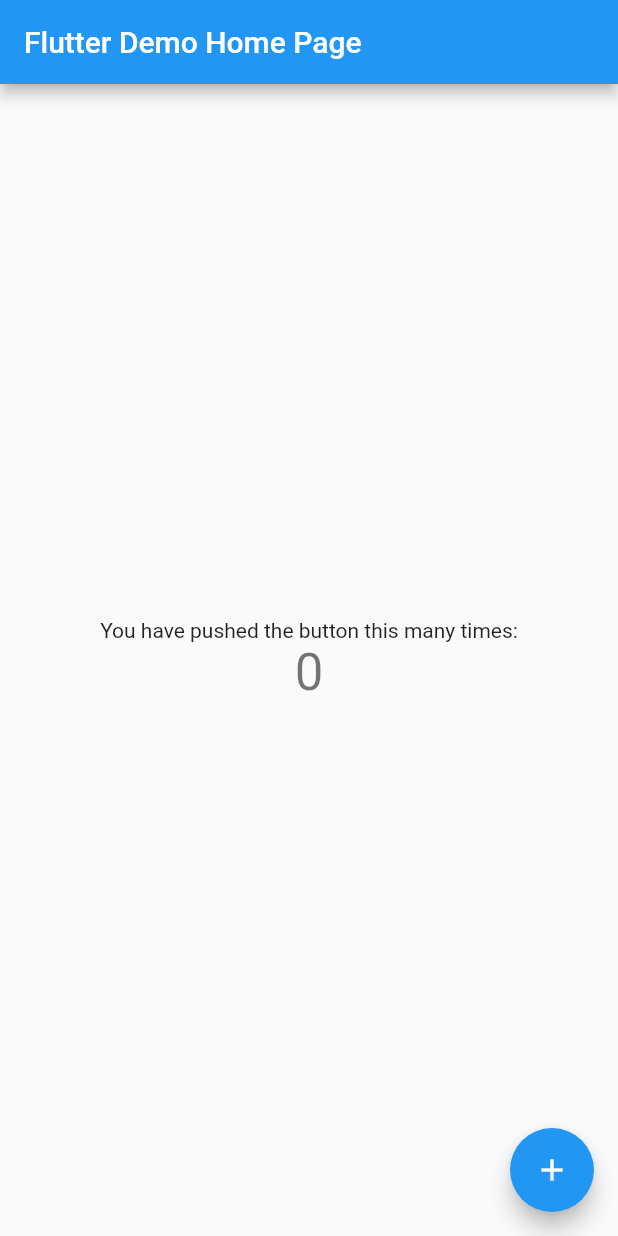
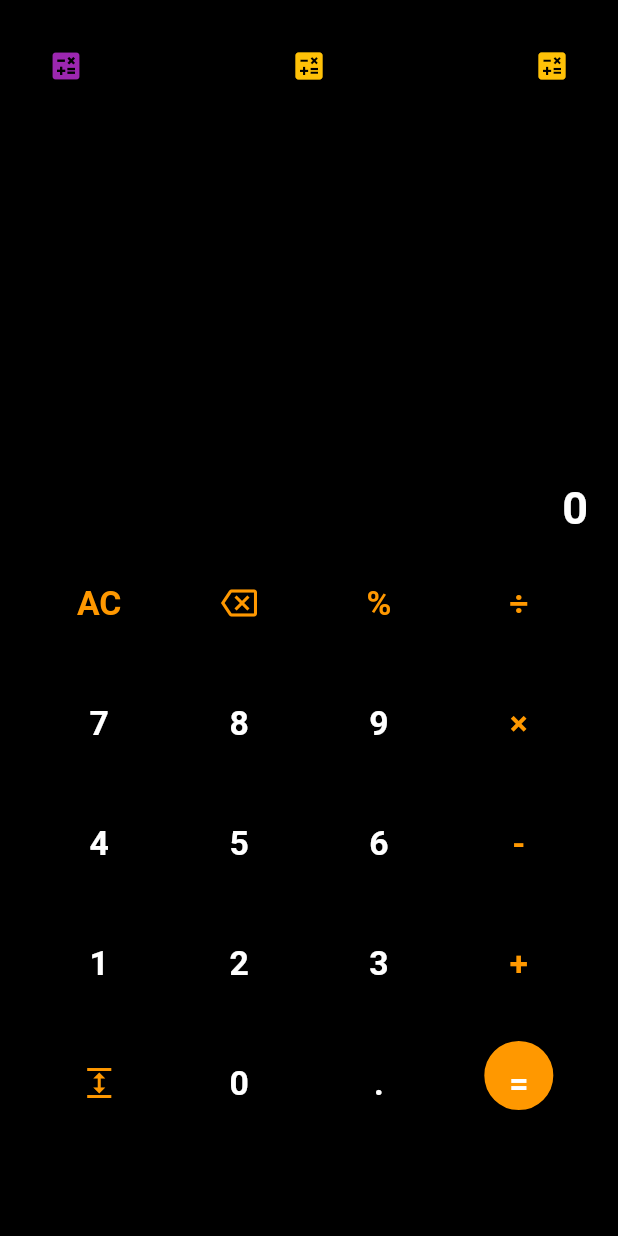
Before and after one commit to premkhandelwal/MathsIsFun, a Flutter app: the screen it shows after launch, on a phone screen of 412 x 824 dp. Run offline on Flutter 3.47's test engine with Material 2 defaults, Android fonts, the phone set to English and light mode, and no system bars; our stand-ins replace math_expressions.

Commit message:
Implemented basic functions of calculator

```diff
--- /dev/null
+++ b/maths_is_fun/lib/calculator.dart
@@ -0,0 +1,157 @@
+import 'package:flutter/material.dart';
+import 'package:math_expressions/math_expressions.dart';
+
+class Calculator extends StatefulWidget {
+  @override
+  _CalculatorState createState() => _CalculatorState();
+}
+
+extension strToInt on String {
+  int toInt() => double.parse(this).toInt();
+}
+
+class _CalculatorState extends State<Calculator> {
+  String displayedVal = "0";
+  bool operPressed = false;
+  Map<dynamic, dynamic> values = {
+    Text("AC"): Colors.orange,
+    Icon(
+      Icons.backspace_outlined,
+      color: Colors.orange,
+    ): Colors.orange,
+    Text(
+      "%",
+    ): Colors.orange,
+    Text("÷"): Colors.orange,
+    Text("7"): Colors.white,
+    Text("8"): Colors.white,
+    Text("9"): Colors.white,
+    Text("×"): Colors.orange,
+    Text("4"): Colors.white,
+    Text("5"): Colors.white,
+    Text("6"): Colors.white,
+    Text("-"): Colors.orange,
+    Text("1"): Colors.white,
+    Text("2"): Colors.white,
+    Text("3"): Colors.white,
+    Text("+"): Colors.orange,
+    Icon(
+      Icons.expand,
+      color: Colors.orange,
+    ): Colors.orange,
+    Text("0"): Colors.white,
+    Text("."): Colors.white,
+    Text("="): Colors.white,
+  };
+  @override
+  Widget build(BuildContext context) {
+
+    var size = MediaQuery.of(context).size;
+    final double itemHeight = (size.height - kToolbarHeight - 24) * 0.5;
+    final double itemWidth = size.width / 2;
+    if (displayedVal.endsWith(".0")) {
+      displayedVal = displayedVal.toInt().toString();
+    }
+    return Column(
+      children: [
+        Container(
+          child: Align(
+            alignment: Alignment.bottomRight,
+            child: Text(
+              "$displayedVal",
+              textAlign: TextAlign.right,
+              style: TextStyle(
+                fontWeight: FontWeight.bold,
+                fontSize: 30,
+                color: Colors.white,
+              ),
+            ),
+          ),
+        ),
+        Divider(
+          thickness: 5,
+          // color: Colors.white,
+        ),
+        Container(
+            height: itemHeight + 60,
+            alignment: Alignment.bottomCenter,
+            child: GridView.builder(
+              // shrinkWrap: true,
+              itemCount: values.length,
+
+              gridDelegate: SliverGridDelegateWithFixedCrossAxisCount(
+                crossAxisCount: 4,
+                mainAxisExtent: 50,
+                mainAxisSpacing: 30,
+                crossAxisSpacing: 1.0,
+              ),
+              itemBuilder: (BuildContext context, int index) {
+                return ListTile(
+                  tileColor:
+                      index == values.length - 1 ? Colors.orange : Colors.black,
+                  // horizontalTitleGap: 3,
+
+                  shape: CircleBorder(
+                      side: BorderSide(
+                    width: 2,
+                  )),
+
+                  title: DefaultTextStyle(
+                      textAlign: TextAlign.center,
+                      style: TextStyle(
+                        color: values.values.toList()[index],
+                        fontWeight: FontWeight.bold,
+                        fontSize: 22.5,
+                      ),
+                      child: values.keys.toList()[index]),
+                  /* Text(
+                    "${values.keys.toList()[index]}",
+                    style: TextStyle(
+                        color: values.values.toList()[index],
+                        fontWeight: FontWeight.bold,
+                        fontSize: 22.5), */
+                  // textAlign: TextAlign.center,
+
+                  onTap: () {
+                    setState(() {
+                      if (displayedVal == "0") {
+                        displayedVal = "";
+                      }
+                      dynamic tappedVal = values.keys.toList()[index];
+                      if (tappedVal.runtimeType == Icon) {
+                        if(index == 1){
+                        displayedVal =
+                            displayedVal.replaceAll(RegExp(r'.$'), "");
+
+                        }else{
+
+                        }
+                      } else if (tappedVal.data == "=") {
+                        Parser p = new Parser();
+                        String calcVal =
+                            displayedVal.replaceAll(RegExp(r'÷'), '/');
+                        calcVal = calcVal.replaceAll(RegExp(r'×'), '*');
+
+                        Expression exp = p.parse(calcVal);
+
+                        String result =
+                            exp.evaluate(EvaluationType.REAL, null).toString();
+
+                        displayedVal = result;
+                      } else if (tappedVal.data == "AC") {
+                        displayedVal = "0";
+                      } else if (tappedVal.data == "%") {
+                        displayedVal =
+                            (double.parse(displayedVal) / 100).toString();
+                      } else {
+                        displayedVal += values.keys.toList()[index].data;
+                      }
+                    });
+                  },
+                );
+              },
+            )),
+      ],
+    );
+  }
+}
--- /dev/null
+++ b/maths_is_fun/lib/homepage.dart
@@ -0,0 +1,84 @@
+import 'package:flutter/material.dart';
+import 'package:maths_is_fun/calculator.dart';
+
+class HomePage extends StatefulWidget {
+  HomePage({Key key, this.title}) : super(key: key);
+  final String title;
+
+  @override
+  _HomePageState createState() => _HomePageState();
+}
+
+class _HomePageState extends State<HomePage> {
+  FocusNode first = new FocusNode();
+  FocusNode second = new FocusNode();
+  FocusNode third = new FocusNode();
+
+  @override
+  void initState() {
+    super.initState();
+  }
+
+  @override
+  Widget build(BuildContext context) {
+    FocusScope.of(context).requestFocus(first);
+    return Scaffold(
+      body: Container(
+        padding: EdgeInsets.all(20),
+        child: Column(
+            mainAxisAlignment: MainAxisAlignment.spaceBetween,
+            children: [
+              Row(
+                  mainAxisAlignment: MainAxisAlignment.spaceBetween,
+                  children: [
+                    IconButton(
+                      autofocus: true,
+                      onPressed: () {
+                        setState(() {
+                          FocusScope.of(context).requestFocus(first);
+                        });
+                      },
+                      focusNode: first,
+                      icon: Icon(
+                        Icons.calculate,
+                        color: first.hasFocus ? Colors.purple : Colors.amber,
+                      ),
+                      splashRadius: 0.1,
+                    ),
+                    IconButton(
+                      // splashColor: Colors.transparent,
+                      focusNode: second,
+                      // focusColor: Colors.transparent,
+                      // hoverColor: Colors.transparent,
+                      splashRadius: 0.1,
+
+                      onPressed: () {
+                        setState(() {
+                          FocusScope.of(context).requestFocus(second);
+                        });
+                      },
+                      icon: Icon(
+                        Icons.calculate,
+                        color: second.hasFocus ? Colors.purple : Colors.amber,
+                      ),
+                    ),
+                    IconButton(
+                      focusNode: third,
+                      onPressed: () {
+                        setState(() {
+                          FocusScope.of(context).requestFocus(third);
+                        });
+                      },
+                      icon: Icon(
+                        Icons.calculate,
+                        color: third.hasFocus ? Colors.purple : Colors.amber,
+                      ),
+                      splashRadius: 0.1,
+                    ),
+                  ]),
+              first.hasFocus ? Calculator() : Container()
+            ]),
+      ),
+    );
+  }
+}
--- a/maths_is_fun/lib/main.dart
+++ b/maths_is_fun/lib/main.dart
@@ -1,113 +1,21 @@
 import 'package:flutter/material.dart';
+import 'package:maths_is_fun/homePage.dart';
 
 void main() {
   runApp(MyApp());
 }
 
 class MyApp extends StatelessWidget {
-  // This widget is the root of your application.
   @override
   Widget build(BuildContext context) {
     return MaterialApp(
       title: 'Flutter Demo',
-      theme: ThemeData(
-        // This is the theme of your application.
-        //
-        // Try running your application with "flutter run". You'll see the
-        // application has a blue toolbar. Then, without quitting the app, try
-        // changing the primarySwatch below to Colors.green and then invoke
-        // "hot reload" (press "r" in the console where you ran "flutter run",
-        // or simply save your changes to "hot reload" in a Flutter IDE).
-        // Notice that the counter didn't reset back to zero; the application
-        // is not restarted.
+        theme: ThemeData(
+
+          canvasColor: Colors.black,
         primarySwatch: Colors.blue,
       ),
-      home: MyHomePage(title: 'Flutter Demo Home Page'),
+      home: HomePage(title: 'Flutter Demo Home Page'),
     );
   }
 }
-
-class MyHomePage extends StatefulWidget {
-  MyHomePage({Key key, this.title}) : super(key: key);
-
-  // This widget is the home page of your application. It is stateful, meaning
-  // that it has a State object (defined below) that contains fields that affect
-  // how it looks.
-
-  // This class is the configuration for the state. It holds the values (in this
-  // case the title) provided by the parent (in this case the App widget) and
-  // used by the build method of the State. Fields in a Widget subclass are
-  // always marked "final".
-
-  final String title;
-
-  @override
-  _MyHomePageState createState() => _MyHomePageState();
-}
-
-class _MyHomePageState extends State<MyHomePage> {
-  int _counter = 0;
-
-  void _incrementCounter() {
-    setState(() {
-      // This call to setState tells the Flutter framework that something has
-      // changed in this State, which causes it to rerun the build method below
-      // so that the display can reflect the updated values. If we changed
-      // _counter without calling setState(), then the build method would not be
-      // called again, and so nothing would appear to happen.
-      _counter++;
-    });
-  }
-
-  @override
-  Widget build(BuildContext context) {
-    // This method is rerun every time setState is called, for instance as done
-    // by the _incrementCounter method above.
-    //
-    // The Flutter framework has been optimized to make rerunning build methods
-    // fast, so that you can just rebuild anything that needs updating rather
-    // than having to individually change instances of widgets.
-    return Scaffold(
-      appBar: AppBar(
-        // Here we take the value from the MyHomePage object that was created by
-        // the App.build method, and use it to set our appbar title.
-        title: Text(widget.title),
-      ),
-      body: Center(
-        // Center is a layout widget. It takes a single child and positions it
-        // in the middle of the parent.
-        child: Column(
-          // Column is also a layout widget. It takes a list of children and
-          // arranges them vertically. By default, it sizes itself to fit its
-          // children horizontally, and tries to be as tall as its parent.
-          //
-          // Invoke "debug painting" (press "p" in the console, choose the
-          // "Toggle Debug Paint" action from the Flutter Inspector in Android
-          // Studio, or the "Toggle Debug Paint" command in Visual Studio Code)
-          // to see the wireframe for each widget.
-          //
-          // Column has various properties to control how it sizes itself and
-          // how it positions its children. Here we use mainAxisAlignment to
-          // center the children vertically; the main axis here is the vertical
-          // axis because Columns are vertical (the cross axis would be
-          // horizontal).
-          mainAxisAlignment: MainAxisAlignment.center,
-          children: <Widget>[
-            Text(
-              'You have pushed the button this many times:',
-            ),
-            Text(
-              '$_counter',
-              style: Theme.of(context).textTheme.headline4,
-            ),
-          ],
-        ),
-      ),
-      floatingActionButton: FloatingActionButton(
-        onPressed: _incrementCounter,
-        tooltip: 'Increment',
-        child: Icon(Icons.add),
-      ), // This trailing comma makes auto-formatting nicer for build methods.
-    );
-  }
-}
--- a/maths_is_fun/pubspec.yaml
+++ b/maths_is_fun/pubspec.yaml
@@ -28,6 +28,7 @@
   # The following adds the Cupertino Icons font to your application.
   # Use with the CupertinoIcons class for iOS style icons.
   cupertino_icons: ^1.0.2
+  math_expressions: ^2.1.0
 
 dev_dependencies:
   flutter_test:
```
Also changed, not shown: maths_is_fun/pubspec.lock, 2 other files.
